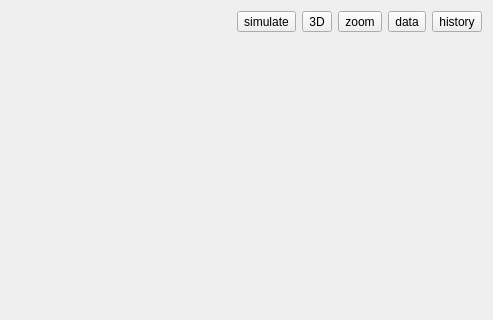
Old version of the form src/form/plot/formplot.ui in the repository MRsoymilk/MySerial; both pictures show x 136 to 629 and y 0 to 320 of the 629 by 455 pixel window.
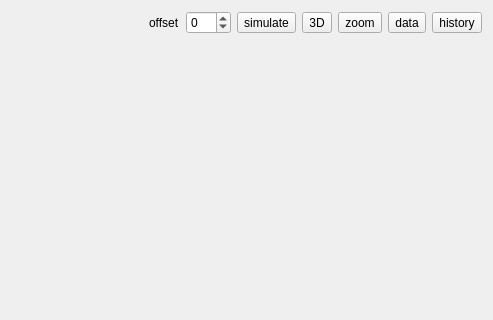
New version of the form. Icons and pictures are not drawn.

Commit message: add plot offset

The edit to the form file:
```diff
--- a/src/form/plot/formplot.ui
+++ b/src/form/plot/formplot.ui
@@ -29,6 +29,23 @@
        </property>
       </spacer>
      </item>
+     <item>
+      <widget class="QLabel" name="labelOffset">
+       <property name="text">
+        <string>offset</string>
+       </property>
+      </widget>
+     </item>
+     <item>
+      <widget class="QSpinBox" name="spinBoxOffset">
+       <property name="minimum">
+        <number>-10</number>
+       </property>
+       <property name="maximum">
+        <number>10</number>
+       </property>
+      </widget>
+     </item>
      <item>
       <widget class="QToolButton" name="tBtnSimulate">
        <property name="text">
```
The commit also changes 5 other files.
